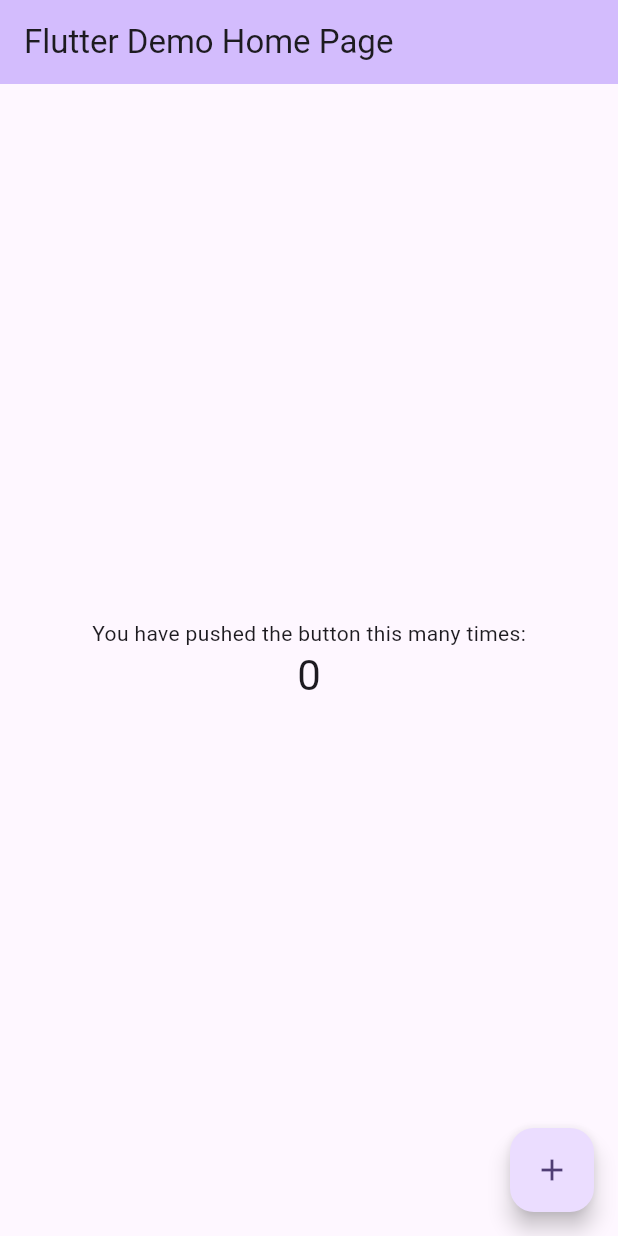
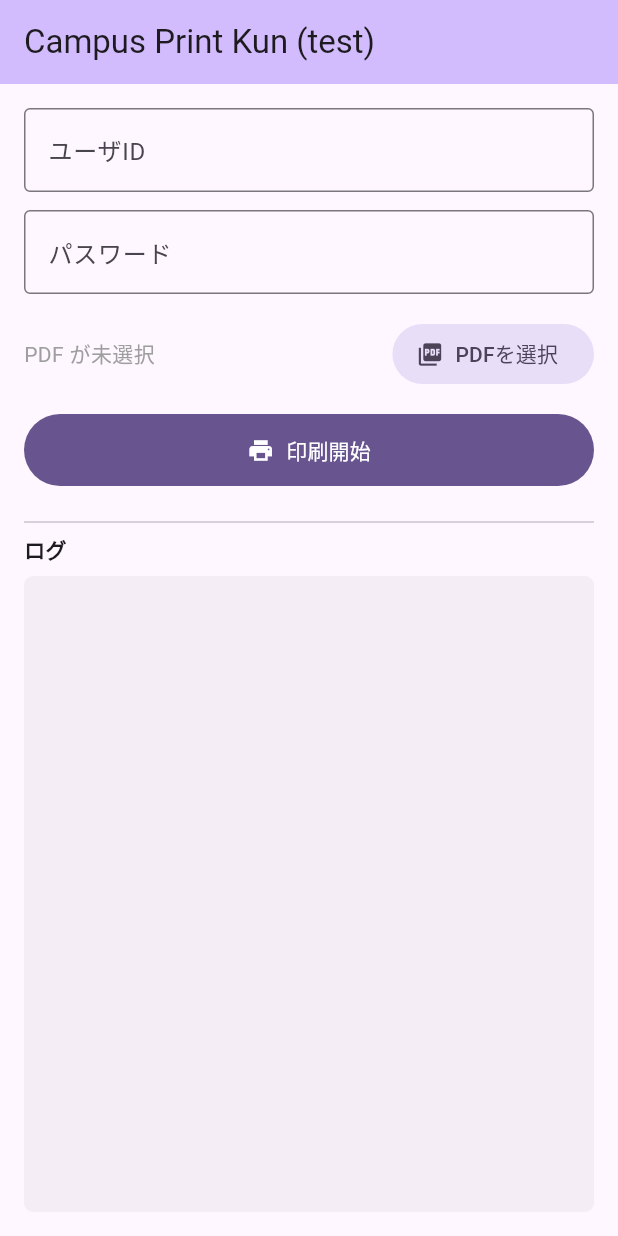
Before and after one commit to ktsgsg/campus_print_kun, a Flutter app: the screen it shows after launch, on a phone screen of 412 x 824 dp. Run offline on Flutter 3.47's test engine with Material 3 defaults, Android fonts, the phone set to English and light mode, and no system bars; our stand-ins replace basic_utils, cookie_jar, dio, dio_cookie_manager, file_picker; missing offline and left inert: pointycastle.

Commit message:
ネットワーク初期実装

```diff
--- a/lib/main.dart
+++ b/lib/main.dart
@@ -1,121 +1,206 @@
+import 'dart:io';
+
+import 'package:file_picker/file_picker.dart';
 import 'package:flutter/material.dart';
 
+import 'features/ccmoon/ccmoon.dart';
+import 'features/webprint/webprint.dart';
+
 void main() {
-  runApp(const MyApp());
+  runApp(const CampusPrintKunApp());
 }
 
-class MyApp extends StatelessWidget {
-  const MyApp({super.key});
+class CampusPrintKunApp extends StatelessWidget {
+  const CampusPrintKunApp({super.key});
 
-  // This widget is the root of your application.
   @override
   Widget build(BuildContext context) {
     return MaterialApp(
-      title: 'Flutter Demo',
+      title: 'Campus Print Kun',
       theme: ThemeData(
-        // This is the theme of your application.
-        //
-        // TRY THIS: Try running your application with "flutter run". You'll see
-        // the application has a purple toolbar. Then, without quitting the app,
-        // try changing the seedColor in the colorScheme below to Colors.green
-        // and then invoke "hot reload" (save your changes or press the "hot
-        // reload" button in a Flutter-supported IDE, or press "r" if you used
-        // the command line to start the app).
-        //
-        // Notice that the counter didn't reset back to zero; the application
-        // state is not lost during the reload. To reset the state, use hot
-        // restart instead.
-        //
-        // This works for code too, not just values: Most code changes can be
-        // tested with just a hot reload.
-        colorScheme: .fromSeed(seedColor: Colors.deepPurple),
+        colorScheme: ColorScheme.fromSeed(seedColor: Colors.deepPurple),
+        useMaterial3: true,
       ),
-      home: const MyHomePage(title: 'Flutter Demo Home Page'),
+      home: const PrintTestPage(),
     );
   }
 }
 
-class MyHomePage extends StatefulWidget {
-  const MyHomePage({super.key, required this.title});
-
-  // This widget is the home page of your application. It is stateful, meaning
-  // that it has a State object (defined below) that contains fields that affect
-  // how it looks.
-
-  // This class is the configuration for the state. It holds the values (in this
-  // case the title) provided by the parent (in this case the App widget) and
-  // used by the build method of the State. Fields in a Widget subclass are
-  // always marked "final".
-
-  final String title;
+class PrintTestPage extends StatefulWidget {
+  const PrintTestPage({super.key});
 
   @override
-  State<MyHomePage> createState() => _MyHomePageState();
+  State<PrintTestPage> createState() => _PrintTestPageState();
 }
 
-class _MyHomePageState extends State<MyHomePage> {
-  int _counter = 0;
+class _PrintTestPageState extends State<PrintTestPage> {
+  final _userController = TextEditingController();
+  final _passController = TextEditingController();
+  File? _selectedFile;
+  bool _running = false;
+  final List<String> _logs = [];
 
-  void _incrementCounter() {
+  @override
+  void dispose() {
+    _userController.dispose();
+    _passController.dispose();
+    super.dispose();
+  }
+
+  void _log(String message) {
     setState(() {
-      // This call to setState tells the Flutter framework that something has
-      // changed in this State, which causes it to rerun the build method below
-      // so that the display can reflect the updated values. If we changed
-      // _counter without calling setState(), then the build method would not be
-      // called again, and so nothing would appear to happen.
-      _counter++;
+      _logs.add(
+        '${DateTime.now().toIso8601String().substring(11, 19)}  $message',
+      );
     });
+  }
+
+  Future<void> _pickPdf() async {
+    final result = await FilePicker.platform.pickFiles(
+      type: FileType.custom,
+      allowedExtensions: ['pdf'],
+      withData: false,
+    );
+    if (result == null || result.files.single.path == null) return;
+    setState(() {
+      _selectedFile = File(result.files.single.path!);
+    });
+    _log('PDF を選択: ${_selectedFile!.path}');
+  }
+
+  Future<void> _startPrint() async {
+    final user = _userController.text.trim();
+    final pass = _passController.text;
+    final file = _selectedFile;
+    if (user.isEmpty || pass.isEmpty) {
+      _log('ユーザID / パスワードを入力してください');
+      return;
+    }
+    if (file == null) {
+      _log('PDF を選択してください');
+      return;
+    }
+    setState(() => _running = true);
+    try {
+      _log('CC Moon に接続中...');
+      final session = await connectCcmoon(username: user, password: pass);
+      _log('セッション確立: baseurl=${session.baseurl}');
+
+      final wp = WebPrint(session);
+      _log('Web プリント認証中...');
+      await wp.initialize(username: user, password: pass);
+      _log('認証 OK / 自端末IP=${wp.ipAddress}');
+
+      _log('PDF を送信中...');
+      final status = await wp.pdfPrint(
+        filename: file.uri.pathSegments.last,
+        printDataPath: file.path,
+      );
+      _log('印刷ジョブ送信完了 status=$status');
+    } catch (e, st) {
+      _log('エラー: $e');
+      debugPrintStack(stackTrace: st, label: 'print error');
+    } finally {
+      if (mounted) setState(() => _running = false);
+    }
   }
 
   @override
   Widget build(BuildContext context) {
-    // This method is rerun every time setState is called, for instance as done
-    // by the _incrementCounter method above.
-    //
-    // The Flutter framework has been optimized to make rerunning build methods
-    // fast, so that you can just rebuild anything that needs updating rather
-    // than having to individually change instances of widgets.
+    final fileName = _selectedFile?.uri.pathSegments.last;
     return Scaffold(
       appBar: AppBar(
-        // TRY THIS: Try changing the color here to a specific color (to
-        // Colors.amber, perhaps?) and trigger a hot reload to see the AppBar
-        // change color while the other colors stay the same.
         backgroundColor: Theme.of(context).colorScheme.inversePrimary,
-        // Here we take the value from the MyHomePage object that was created by
-        // the App.build method, and use it to set our appbar title.
-        title: Text(widget.title),
+        title: const Text('Campus Print Kun (test)'),
       ),
-      body: Center(
-        // Center is a layout widget. It takes a single child and positions it
-        // in the middle of the parent.
-        child: Column(
-          // Column is also a layout widget. It takes a list of children and
-          // arranges them vertically. By default, it sizes itself to fit its
-          // children horizontally, and tries to be as tall as its parent.
-          //
-          // Column has various properties to control how it sizes itself and
-          // how it positions its children. Here we use mainAxisAlignment to
-          // center the children vertically; the main axis here is the vertical
-          // axis because Columns are vertical (the cross axis would be
-          // horizontal).
-          //
-          // TRY THIS: Invoke "debug painting" (choose the "Toggle Debug Paint"
-          // action in the IDE, or press "p" in the console), to see the
-          // wireframe for each widget.
-          mainAxisAlignment: .center,
-          children: [
-            const Text('You have pushed the button this many times:'),
-            Text(
-              '$_counter',
-              style: Theme.of(context).textTheme.headlineMedium,
-            ),
-          ],
+      body: SafeArea(
+        child: Padding(
+          padding: const EdgeInsets.all(16),
+          child: Column(
+            crossAxisAlignment: CrossAxisAlignment.stretch,
+            children: [
+              TextField(
+                controller: _userController,
+                decoration: const InputDecoration(
+                  labelText: 'ユーザID',
+                  border: OutlineInputBorder(),
+                ),
+                enabled: !_running,
+                autocorrect: false,
+                autofillHints: const [AutofillHints.username],
+              ),
+              const SizedBox(height: 12),
+              TextField(
+                controller: _passController,
+                decoration: const InputDecoration(
+                  labelText: 'パスワード',
+                  border: OutlineInputBorder(),
+                ),
+                obscureText: true,
+                enabled: !_running,
+                autofillHints: const [AutofillHints.password],
+              ),
+              const SizedBox(height: 16),
+              Row(
+                children: [
+                  Expanded(
+                    child: Text(
+                      fileName ?? 'PDF が未選択',
+                      overflow: TextOverflow.ellipsis,
+                      style: TextStyle(
+                        color: fileName == null ? Colors.grey : null,
+                      ),
+                    ),
+                  ),
+                  const SizedBox(width: 8),
+                  FilledButton.tonalIcon(
+                    onPressed: _running ? null : _pickPdf,
+                    icon: const Icon(Icons.picture_as_pdf),
+                    label: const Text('PDFを選択'),
+                  ),
+                ],
+              ),
+              const SizedBox(height: 16),
+              FilledButton.icon(
+                onPressed: _running ? null : _startPrint,
+                icon: _running
+                    ? const SizedBox(
+                        width: 18,
+                        height: 18,
+                        child: CircularProgressIndicator(strokeWidth: 2),
+                      )
+                    : const Icon(Icons.print),
+                label: Text(_running ? '実行中...' : '印刷開始'),
+                style: FilledButton.styleFrom(
+                  padding: const EdgeInsets.symmetric(vertical: 14),
+                ),
+              ),
+              const SizedBox(height: 16),
+              const Divider(),
+              const Text('ログ', style: TextStyle(fontWeight: FontWeight.bold)),
+              const SizedBox(height: 8),
+              Expanded(
+                child: Container(
+                  padding: const EdgeInsets.all(8),
+                  decoration: BoxDecoration(
+                    color: Colors.black.withValues(alpha: 0.04),
+                    borderRadius: BorderRadius.circular(6),
+                  ),
+                  child: ListView.builder(
+                    itemCount: _logs.length,
+                    itemBuilder: (context, i) => Text(
+                      _logs[i],
+                      style: const TextStyle(
+                        fontFamily: 'monospace',
+                        fontSize: 12,
+                      ),
+                    ),
+                  ),
+                ),
+              ),
+            ],
+          ),
         ),
-      ),
-      floatingActionButton: FloatingActionButton(
-        onPressed: _incrementCounter,
-        tooltip: 'Increment',
-        child: const Icon(Icons.add),
       ),
     );
   }
--- a/pubspec.yaml
+++ b/pubspec.yaml
@@ -44,6 +44,7 @@ dependencies:
   http_parser: ^4.0.2
   pointycastle: ^3.7.4
   basic_utils: ^5.7.0
+  file_picker: ^8.1.2
 
 dev_dependencies:
   flutter_test:
```
Also changed, not shown: lib/features/ccmoon/connect_ccmoon.dart (+13 -10 lines), lib/features/webprint/webprint_service.dart (+12 -3 lines), pubspec.lock, 10 other files.
